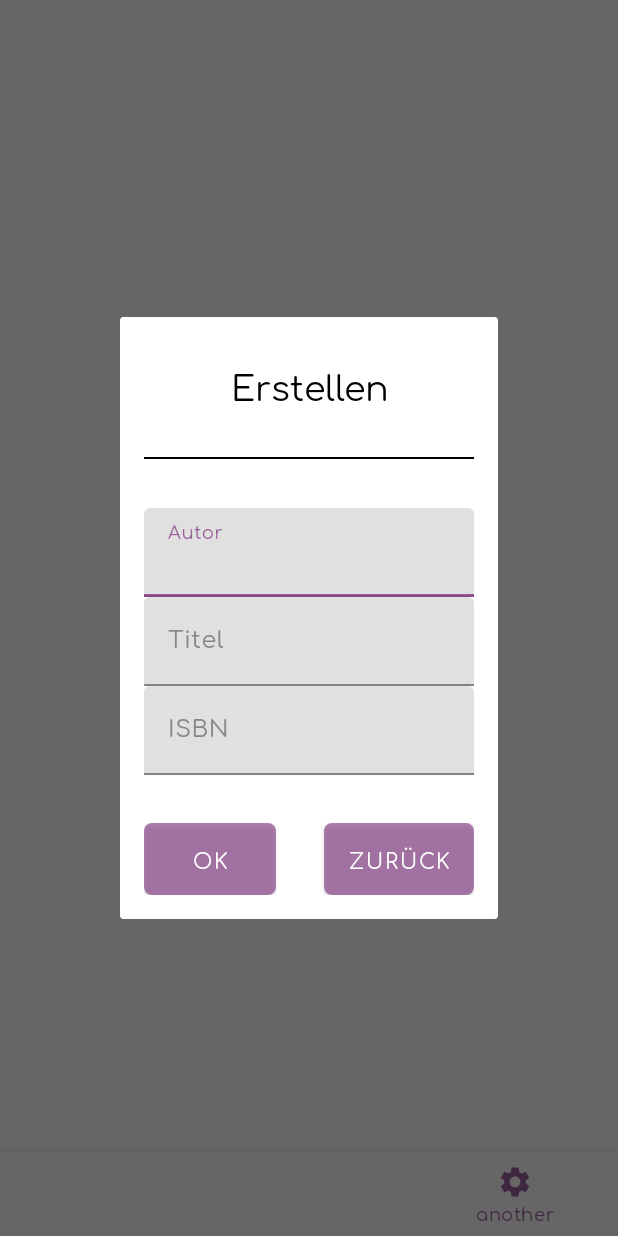
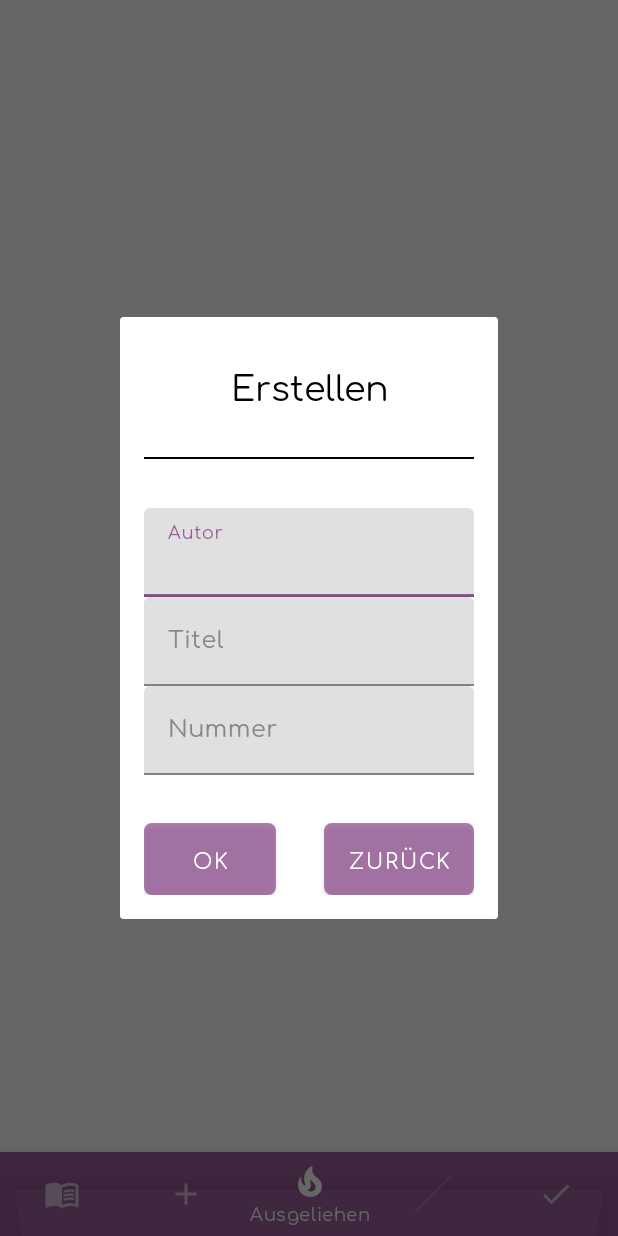
Before and after one commit to PatrickAbels8/mybooks, an Android app: the fragment BookDialog placed in its activity, item 3 of the bottom bar chosen, on a phone screen of 412 x 824 dp. Run offline under Robolectric (Android 15) with nearby library versions, the phone set to English and light mode, and no system bars; libraries missing offline, so code that uses them is left out: it.xabaras.android; 4 statements that could not run were skipped.

Commit message:
bottom fix

```diff
--- a/app/src/main/java/com/example/tanjas_books/BooksFragment.java
+++ b/app/src/main/java/com/example/tanjas_books/BooksFragment.java
@@ -21,6 +21,8 @@ import com.google.android.material.floatingactionbutton.FloatingActionButton;
 
 import java.util.ArrayList;
 import java.util.Arrays;
+import java.util.Collections;
+import java.util.Comparator;
 import java.util.List;
 
 import it.xabaras.android.recyclerview.swipedecorator.RecyclerViewSwipeDecorator;
@@ -153,6 +155,16 @@ public class BooksFragment extends Fragment implements BookDialog.OnInputSelecte
         }
     }
 
+    public void sort(){
+        Collections.sort(itemList, new Comparator<BooksRecyclerItem>() {
+            @Override
+            public int compare(BooksRecyclerItem o1, BooksRecyclerItem o2) {
+                return o1.getAuthor().compareTo(o2.getAuthor());
+            }
+        });
+        adapter.notifyDataSetChanged();
+    }
+
     /***
      * database connection
      */
@@ -171,6 +183,7 @@ public class BooksFragment extends Fragment implements BookDialog.OnInputSelecte
             itemList.add(new BooksRecyclerItem(id, author, title, isbn, done, borrowed));
         }
         adapter.notifyDataSetChanged();
+        sort();
     }
 
     public void onDelete(int position){
@@ -208,6 +221,7 @@ public class BooksFragment extends Fragment implements BookDialog.OnInputSelecte
             itemList.add(item);
             adapter.notifyItemInserted(itemList.size());
         }
+        sort();
     }
 
     public void onEdit(int position, String author, String title, String isbn){
@@ -216,5 +230,6 @@ public class BooksFragment extends Fragment implements BookDialog.OnInputSelecte
         itemList.get(position).setTitle(title);
         itemList.get(position).setIsbn(isbn);
         adapter.notifyItemChanged(position);
+        sort();
     }
 }
--- a/app/src/main/java/com/example/tanjas_books/BooksRecyclerAdapter.java
+++ b/app/src/main/java/com/example/tanjas_books/BooksRecyclerAdapter.java
@@ -41,7 +41,8 @@ public class BooksRecyclerAdapter extends RecyclerView.Adapter<BooksRecyclerAdap
     @Override
     public void onBindViewHolder(@NonNull ItemViewHolder holder, int position){
         holder.itemAuthor.setText(booksRecyclerItemList.get(position).getAuthor());
-        holder.itemTitle.setText(booksRecyclerItemList.get(position).getTitle());
+        String _title = booksRecyclerItemList.get(position).getTitle()+" "+booksRecyclerItemList.get(position).getIsbn();
+        holder.itemTitle.setText(_title);
         if(booksRecyclerItemList.get(position).getBorrowed())
             holder.itemBorrowed.setImageResource(R.drawable.ic_baseline_local_fire_department_24);
         else
--- a/app/src/main/java/com/example/tanjas_books/MainActivity.java
+++ b/app/src/main/java/com/example/tanjas_books/MainActivity.java
@@ -33,14 +33,20 @@ public class MainActivity extends AppCompatActivity {
                 public boolean onNavigationItemSelected(@NonNull MenuItem item) {
                     Fragment selectedFragment = null;
                     switch (item.getItemId()){
-                        case R.id.nav_other:
-                            selectedFragment = new OtherFragment();
-                            break;
                         case R.id.nav_books:
                             selectedFragment = new BooksFragment();
                             break;
-                        case R.id.nav_another:
-                            selectedFragment = new AnotherFragment();
+                        case R.id.nav_undone_unborrowed:
+                            selectedFragment = new UndoneUnborrowedFragment();
+                            break;
+                        case R.id.nav_undone_borrowed:
+                            selectedFragment = new UndoneBorrowedFragment();
+                            break;
+                        case R.id.nav_done_unborrowed:
+                            selectedFragment = new DoneUnborrowedFragment();
+                            break;
+                        case R.id.nav_done_borrowed:
+                            selectedFragment = new DoneBorrowedFragment();
                             break;
                     }
 
--- /dev/null
+++ b/app/src/main/java/com/example/tanjas_books/UndoneBorrowedFragment.java
@@ -0,0 +1,93 @@
+package com.example.tanjas_books;
+
+import android.content.Context;
+import android.database.Cursor;
+import android.os.Bundle;
+import android.view.LayoutInflater;
+import android.view.View;
+import android.view.ViewGroup;
+
+import androidx.annotation.NonNull;
+import androidx.annotation.Nullable;
+import androidx.fragment.app.Fragment;
+import androidx.recyclerview.widget.LinearLayoutManager;
+import androidx.recyclerview.widget.RecyclerView;
+
+import java.util.ArrayList;
+import java.util.Arrays;
+import java.util.Collections;
+import java.util.Comparator;
+import java.util.List;
+
+public class UndoneBorrowedFragment extends Fragment {
+    private Context context;
+
+    private DatabaseHelper databaseHelper;
+
+    private RecyclerView recycler;
+
+    private BooksRecyclerAdapter adapter;
+    private RecyclerView.LayoutManager manager;
+    private List<BooksRecyclerItem> itemList;
+
+    @Nullable
+    @Override
+    public View onCreateView(@NonNull LayoutInflater inflater, @Nullable ViewGroup container, @Nullable Bundle savedInstanceState){
+        View v = inflater.inflate(R.layout.fragment_books_noaction, container, false);
+        context = getContext();
+
+        // init coms
+        recycler = v.findViewById(R.id.recycler);
+
+        // init database
+        databaseHelper = new DatabaseHelper(context);
+
+        // init recycler
+        itemList = new ArrayList<BooksRecyclerItem>(Arrays.asList(
+                new BooksRecyclerItem(1, "astrid lindgren", "pippi langstrumpf", "0123456789", false, false)
+        ));
+        recycler.setHasFixedSize(true);
+        manager = new LinearLayoutManager(context);
+        adapter = new BooksRecyclerAdapter(context, itemList);
+        recycler.setLayoutManager(manager);
+        recycler.setAdapter(adapter);
+
+        // read items
+        onReadAll();
+
+        return v;
+    }
+
+    public void sort(){
+        Collections.sort(itemList, new Comparator<BooksRecyclerItem>() {
+            @Override
+            public int compare(BooksRecyclerItem o1, BooksRecyclerItem o2) {
+                return o1.getAuthor().compareTo(o2.getAuthor());
+            }
+        });
+        adapter.notifyDataSetChanged();
+    }
+
+    /***
+     * database connection
+     */
+
+    public void onReadAll(){
+        itemList.clear();
+        adapter.notifyDataSetChanged();
+        Cursor books = databaseHelper.readAll();
+        while(books.moveToNext()){
+            int id = books.getInt(0);
+            String author = books.getString(1);
+            String title = books.getString(2);
+            String isbn = books.getString(3);
+            boolean done = books.getInt(4)==1;
+            boolean borrowed = books.getInt(5)==1;
+
+            if(!done && borrowed)
+                itemList.add(new BooksRecyclerItem(id, author, title, isbn, done, borrowed));
+        }
+        adapter.notifyDataSetChanged();
+        sort();
+    }
+}
--- a/app/src/main/res/layout/activity_main.xml
+++ b/app/src/main/res/layout/activity_main.xml
@@ -13,7 +13,7 @@
         android:layout_height="match_parent"
         android:layout_above="@id/bottom_navigation"/>
 
-    <com.google.android.material.bottomnavigation.BottomNavigationView
+    <!--<com.google.android.material.bottomnavigation.BottomNavigationView
         app:itemTextColor="@color/bottom_nav_item_selector"
         app:itemIconTint="@color/bottom_nav_item_selector"
         android:id="@+id/bottom_navigation"
@@ -22,6 +22,15 @@
         android:layout_alignParentBottom="true"
         app:menu="@menu/bottom_navigation"
         android:background="@color/first"
-        />
+        />-->
+
+    <com.google.android.material.bottomnavigation.BottomNavigationView
+        android:id="@+id/bottom_navigation"
+        android:layout_width="match_parent"
+        android:layout_height="wrap_content"
+        android:layout_alignParentBottom="true"
+        app:menu="@menu/bottom_navigation"
+        style="@style/Widget.MaterialComponents.BottomNavigationView.Colored"/>
+
 
 </RelativeLayout>
--- /dev/null
+++ b/app/src/main/res/layout/fragment_books_noaction.xml
@@ -0,0 +1,14 @@
+<?xml version="1.0" encoding="utf-8"?>
+<androidx.constraintlayout.widget.ConstraintLayout xmlns:android="http://schemas.android.com/apk/res/android"
+    android:layout_width="match_parent"
+    android:layout_height="match_parent"
+    xmlns:app="http://schemas.android.com/apk/res-auto">
+
+    <androidx.recyclerview.widget.RecyclerView
+        android:id="@+id/recycler"
+        android:layout_width="match_parent"
+        android:layout_height="match_parent"
+        android:scrollbars="vertical"
+        android:layout_margin="4dp"/>
+
+</androidx.constraintlayout.widget.ConstraintLayout>
--- a/app/src/main/res/menu/bottom_navigation.xml
+++ b/app/src/main/res/menu/bottom_navigation.xml
@@ -1,18 +1,28 @@
 <?xml version="1.0" encoding="utf-8"?>
 <menu xmlns:android="http://schemas.android.com/apk/res/android">
-    <item
-        android:id="@+id/nav_other"
-        android:icon="@drawable/ic_baseline_settings_24"
-        android:title="@string/title_other"/>
-
     <item
         android:id="@+id/nav_books"
         android:icon="@drawable/ic_baseline_menu_book_24"
         android:title="@string/title_books"/>
 
     <item
-        android:id="@+id/nav_another"
-        android:icon="@drawable/ic_baseline_settings_24"
-        android:title="@string/title_another"/>
+        android:id="@+id/nav_undone_unborrowed"
+        android:icon="@drawable/ic_baseline_add_24"
+        android:title="@string/title_undone_unborrowed"/>
+
+    <item
+        android:id="@+id/nav_undone_borrowed"
+        android:icon="@drawable/ic_baseline_local_fire_department_24"
+        android:title="@string/title_undone_borrowed"/>
+
+    <item
+        android:id="@+id/nav_done_unborrowed"
+        android:icon="@drawable/diagonal"
+        android:title="@string/title_done_unborrowed"/>
+
+    <item
+        android:id="@+id/nav_done_borrowed"
+        android:icon="@drawable/ic_baseline_check_24"
+        android:title="@string/title_done_borrowed"/>
 
 </menu>
--- a/app/src/main/res/values/strings.xml
+++ b/app/src/main/res/values/strings.xml
@@ -1,16 +1,18 @@
 <resources>
     <string name="app_name">Meine Bücher</string>
 
-    <string name="title_other">other</string>
     <string name="title_books">Bücher</string>
-    <string name="title_another">another</string>
+    <string name="title_undone_unborrowed">Neu</string>
+    <string name="title_undone_borrowed">Ausgeliehen</string>
+    <string name="title_done_unborrowed">Gelesen</string>
+    <string name="title_done_borrowed">Gel/Aus</string>
 
     <!-- dialog -->
     <string name="dialog_header_new">Erstellen</string>
     <string name="dialog_header_edit">Bearbeiten</string>
     <string name="dialog_author">Autor</string>
     <string name="dialog_title">Titel</string>
-    <string name="dialog_isbn">ISBN</string>
+    <string name="dialog_isbn">Nummer</string>
     <string name="dialog_action_ok">ok</string>
     <string name="dialog_action_cancel">zurück</string>
 
```
Also changed, not shown: app/src/main/java/com/example/tanjas_books/DoneBorrowedFragment.java (added, +93 -0 lines), app/src/main/java/com/example/tanjas_books/DoneUnborrowedFragment.java (added, +93 -0 lines), app/src/main/java/com/example/tanjas_books/UndoneUnborrowedFragment.java (added, +101 -0 lines).
